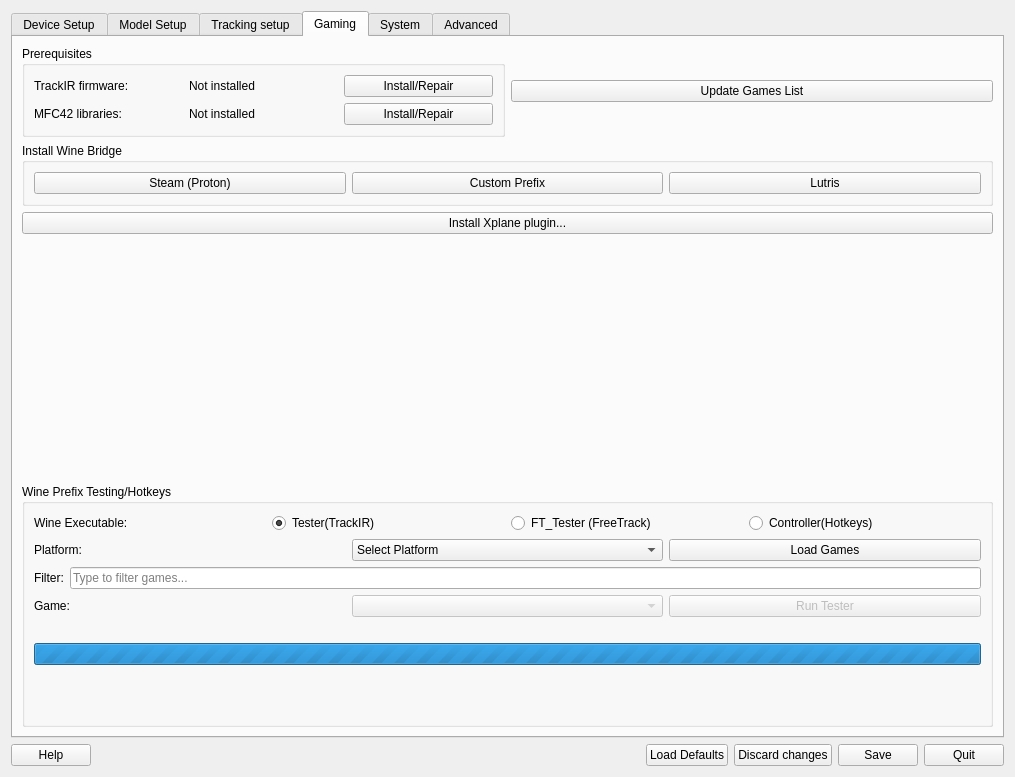
Above: src/qt_gui/ltr.ui from fwfa123/linuxtrackx-ir before the change. Below: the same form after it.
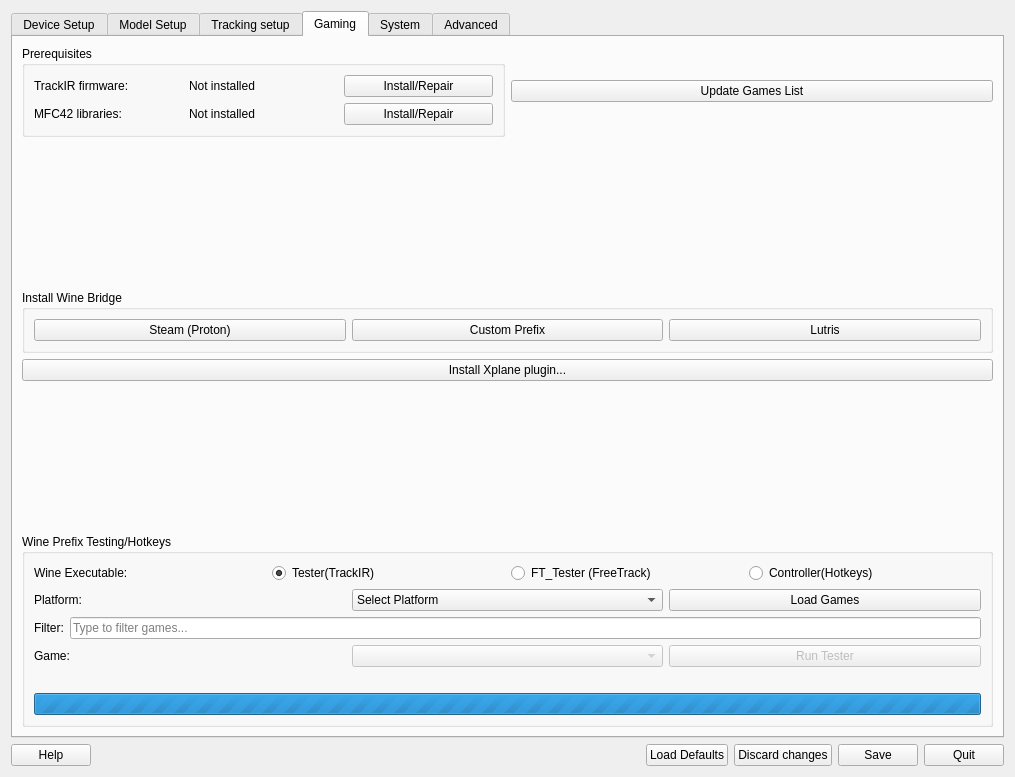
That is the form after the change. Icons and pictures are not drawn.

Commit message:
UI: Gaming tab spacer, font and geometry tweaks, Advanced label
- Add vertical spacer before Install Wine Bridge group; remove inner spacer
- Remove redundant font weight where bold is set (System/Testing labels)
- Adjust System tab details geometry
- Reorder Advanced tab warning label properties (wordWrap/styleSheet)

Diff of the .ui file:
```diff
--- a/src/qt_gui/ltr.ui
+++ b/src/qt_gui/ltr.ui
@@ -202,6 +202,19 @@
          </item>
         </layout>
        </item>
+       <item>
+        <spacer name="verticalSpacer_4">
+         <property name="orientation">
+          <enum>Qt::Vertical</enum>
+         </property>
+         <property name="sizeHint" stdset="0">
+          <size>
+           <width>20</width>
+           <height>40</height>
+          </size>
+         </property>
+        </spacer>
+       </item>
        <item>
         <widget class="QGroupBox" name="WineBridgeGroupBox">
          <property name="title">
@@ -470,19 +483,6 @@
             </property>
            </widget>
           </item>
-          <item>
-           <spacer name="verticalSpacer_5">
-            <property name="orientation">
-             <enum>Qt::Vertical</enum>
-            </property>
-            <property name="sizeHint" stdset="0">
-             <size>
-              <width>20</width>
-              <height>40</height>
-             </size>
-            </property>
-           </spacer>
-          </item>
          </layout>
         </widget>
        </item>
```
Left out of the diff: 18 changed lines with no effect on the pictures.
